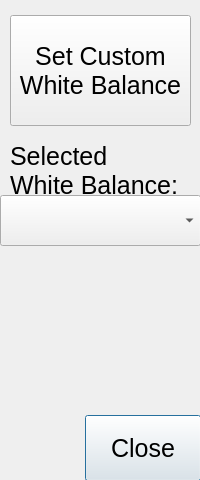
This is src/whitebalancedialog.ui in krontech/chronos-cam-app as Qt 5 draws it before an edit. The edited form follows.
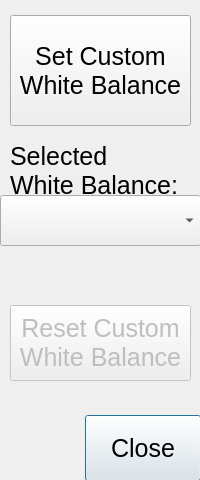
This is the edited form.

Commit message: Add a button that will reset custom white balance to what it was when the dialog was opened

```diff
--- a/src/whitebalancedialog.ui
+++ b/src/whitebalancedialog.ui
@@ -87,6 +87,28 @@
 White Balance:</string>
    </property>
   </widget>
+  <widget class="QPushButton" name="cmdResetCustomWB">
+   <property name="enabled">
+    <bool>false</bool>
+   </property>
+   <property name="geometry">
+    <rect>
+     <x>10</x>
+     <y>305</y>
+     <width>181</width>
+     <height>76</height>
+    </rect>
+   </property>
+   <property name="font">
+    <font>
+     <pointsize>19</pointsize>
+    </font>
+   </property>
+   <property name="text">
+    <string>Reset Custom
+White Balance</string>
+   </property>
+  </widget>
  </widget>
  <resources/>
  <connections/>
```
The commit also changes 2 other files.
